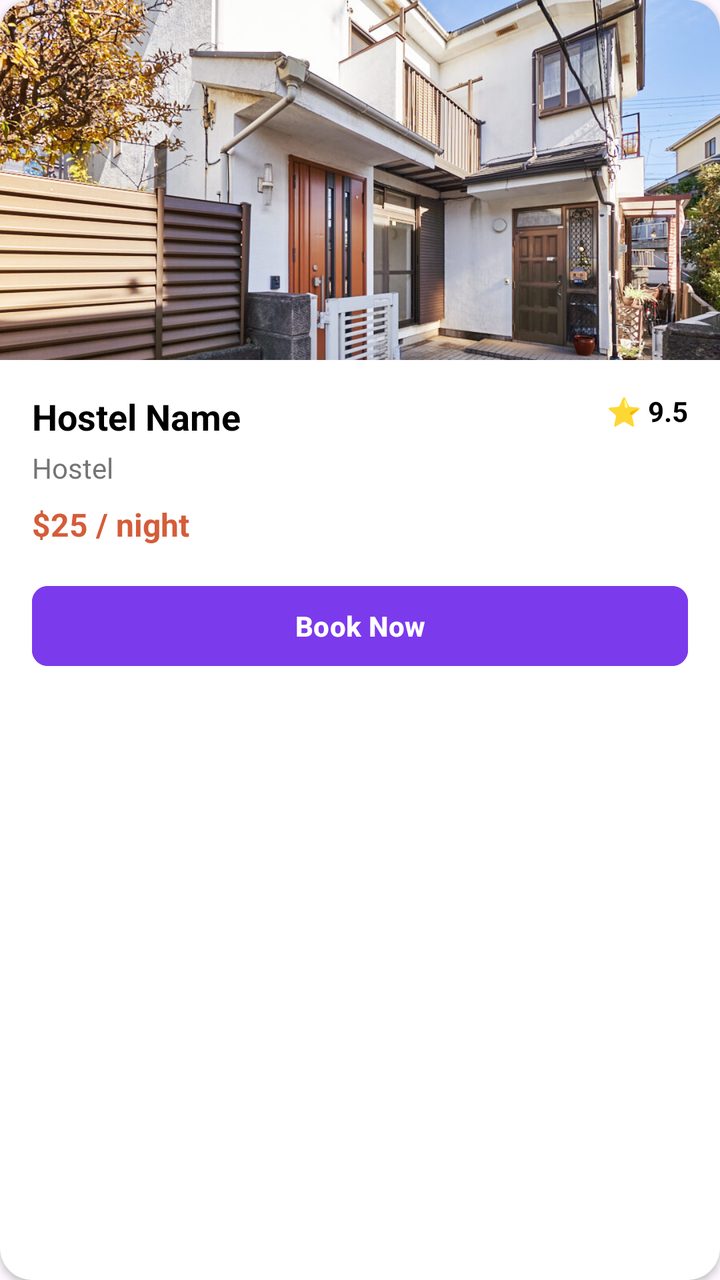
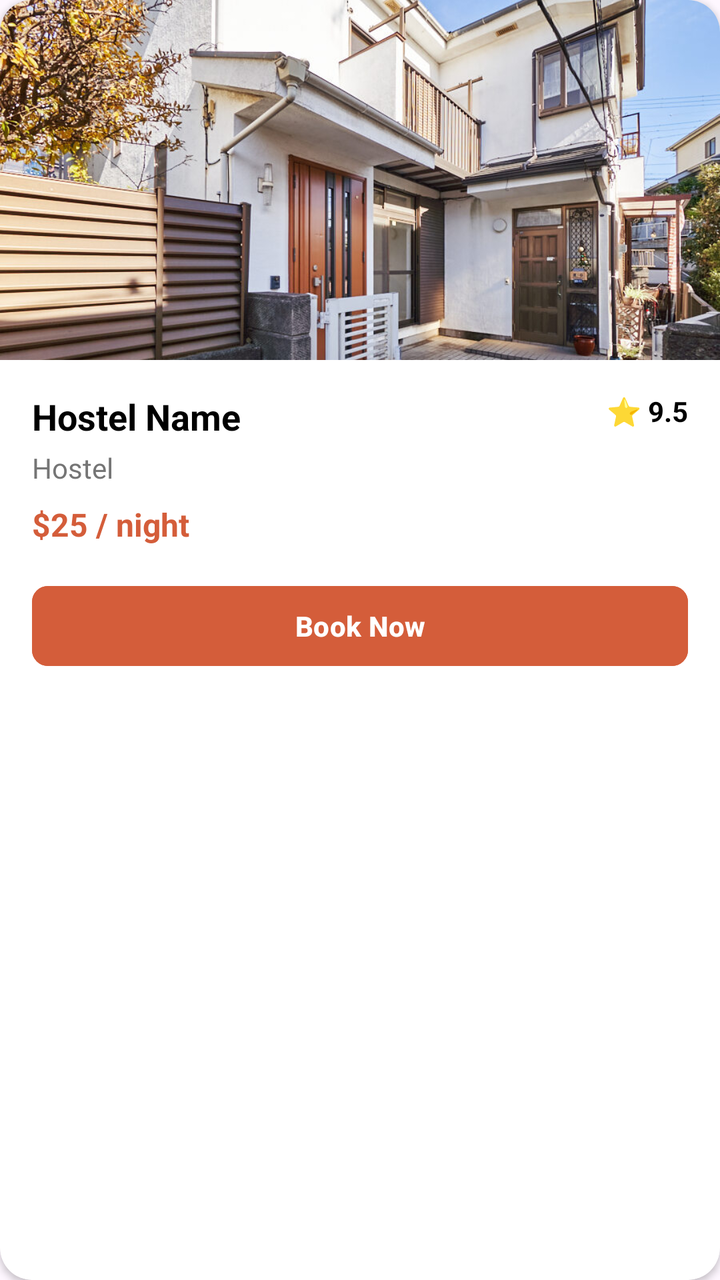

The first picture is an Android layout as it rendered before a commit; the second is the same layout after the commit. The layout source and the unified diff follow.
<!-- AndroidManifest.xml: application theme Theme.HostelWorld -->
<!-- res/layout/item_property.xml -->
<?xml version="1.0" encoding="utf-8"?>
<androidx.cardview.widget.CardView xmlns:android="http://schemas.android.com/apk/res/android"
    xmlns:app="http://schemas.android.com/apk/res-auto"
    android:layout_width="match_parent"
    android:layout_height="wrap_content"
    android:layout_marginHorizontal="16dp"
    android:layout_marginVertical="8dp"
    app:cardCornerRadius="16dp"
    app:cardElevation="2dp">

    <LinearLayout
        android:layout_width="match_parent"
        android:layout_height="wrap_content"
        android:orientation="vertical">

        <ImageView
            android:id="@+id/ivPropImage"
            android:layout_width="match_parent"
            android:layout_height="180dp"
            android:scaleType="centerCrop"
            android:src="@drawable/room_1" />

        <LinearLayout
            android:layout_width="match_parent"
            android:layout_height="wrap_content"
            android:orientation="vertical"
            android:padding="16dp">

            <RelativeLayout
                android:layout_width="match_parent"
                android:layout_height="wrap_content">
                <TextView
                    android:id="@+id/tvPropName"
                    android:layout_width="wrap_content"
                    android:layout_height="wrap_content"
                    android:text="Hostel Name"
                    android:textColor="#000000"
                    android:textSize="18sp"
                    android:textStyle="bold" />
                <TextView
                    android:id="@+id/tvPropRating"
                    android:layout_width="wrap_content"
                    android:layout_height="wrap_content"
                    android:layout_alignParentEnd="true"
                    android:text="⭐ 9.5"
                    android:textColor="#000000"
                    android:textStyle="bold" />
            </RelativeLayout>

            <TextView
                android:id="@+id/tvPropType"
                android:layout_width="wrap_content"
                android:layout_height="wrap_content"
                android:layout_marginTop="4dp"
                android:text="Hostel"
                android:textColor="#757575" />

            <TextView
                android:id="@+id/tvPropPrice"
                android:layout_width="wrap_content"
                android:layout_height="wrap_content"
                android:layout_marginTop="8dp"
                android:text="$25 / night"
                android:textColor="#D45D3A"
                android:textSize="16sp"
                android:textStyle="bold" />

            <com.google.android.material.button.MaterialButton
                android:id="@+id/btnBook"
                android:layout_width="match_parent"
                android:layout_height="48dp"
                android:layout_marginTop="16dp"
                android:backgroundTint="#7C3AED"
                android:text="Book Now"
                android:textAllCaps="false"
                android:textStyle="bold"
                app:cornerRadius="8dp" />
        </LinearLayout>
    </LinearLayout>
</androidx.cardview.widget.CardView>
<!-- resources referenced by this layout -->
<resources>
  <!-- drawable room_1: jpg bitmap (drawable, 165073 bytes) -->
  <style name="Theme.HostelWorld" parent="Base.Theme.HostelWorld" />
  <style name="Base.Theme.HostelWorld" parent="Theme.Material3.DayNight.NoActionBar">
          
          
      </style>
</resources>

<!-- the commit's change to res/layout/item_property.xml (unified diff, before → after) -->
@@ -70,7 +70,7 @@
                 android:layout_width="match_parent"
                 android:layout_height="48dp"
                 android:layout_marginTop="16dp"
-                android:backgroundTint="#7C3AED"
+                android:backgroundTint="#D45D3A"
                 android:text="Book Now"
                 android:textAllCaps="false"
                 android:textStyle="bold"
